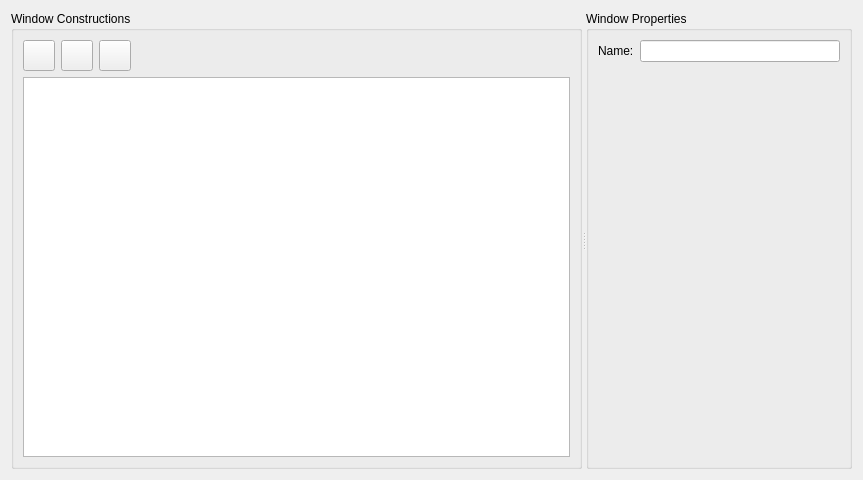
Qt form SIM-VICUS/src/SVDBWindowEditWidget.ui (ghorwin/SIM-VICUS) before a commit.
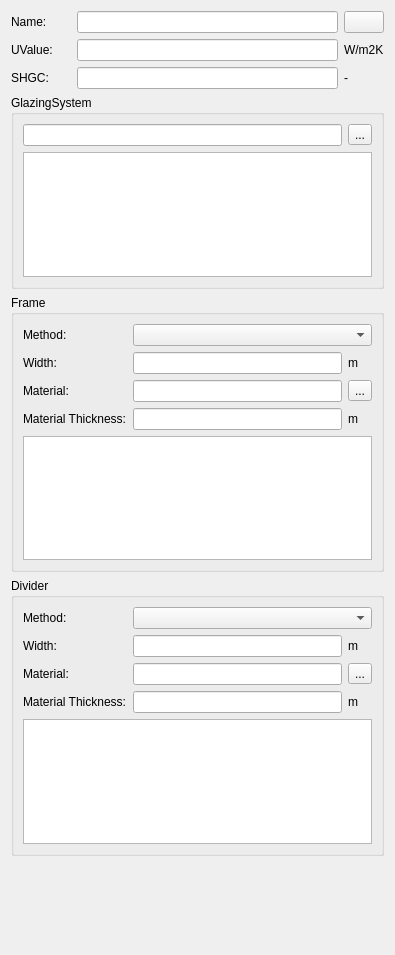
The same form after that commit. Icons and pictures are not drawn. Custom widgets are drawn as their Qt base class.

Commit message: edit Window edit widget

Diff of the .ui file:
```diff
--- a/SIM-VICUS/src/SVDBWindowEditWidget.ui
+++ b/SIM-VICUS/src/SVDBWindowEditWidget.ui
@@ -6,146 +6,294 @@
    <rect>
     <x>0</x>
     <y>0</y>
-    <width>863</width>
-    <height>480</height>
+    <width>395</width>
+    <height>955</height>
    </rect>
   </property>
   <property name="windowTitle">
    <string>Window Database</string>
   </property>
-  <layout class="QVBoxLayout" name="verticalLayout_2">
-   <item>
-    <widget class="QSplitter" name="splitter">
+  <layout class="QGridLayout" name="masterLayout">
+   <item row="0" column="0">
+    <layout class="QGridLayout" name="gridLayout">
+     <item row="0" column="0">
+      <widget class="QLabel" name="labelDisplayName">
+       <property name="minimumSize">
+        <size>
+         <width>60</width>
+         <height>0</height>
+        </size>
+       </property>
+       <property name="text">
+        <string>Name:</string>
+       </property>
+      </widget>
+     </item>
+     <item row="0" column="1">
+      <widget class="QtExt::LanguageStringEditWidget1" name="lineEditName"/>
+     </item>
+     <item row="0" column="2">
+      <widget class="QtExt::ColorButton" name="pushButtonWindowColor">
+       <property name="sizePolicy">
+        <sizepolicy hsizetype="Fixed" vsizetype="Fixed">
+         <horstretch>0</horstretch>
+         <verstretch>0</verstretch>
+        </sizepolicy>
+       </property>
+      </widget>
+     </item>
+     <item row="1" column="0">
+      <widget class="QLabel" name="labelUValue">
+       <property name="text">
+        <string>UValue:</string>
+       </property>
+      </widget>
+     </item>
+     <item row="1" column="1">
+      <widget class="QLineEdit" name="lineEditUValue">
+       <property name="alignment">
+        <set>Qt::AlignRight|Qt::AlignTrailing|Qt::AlignVCenter</set>
+       </property>
+       <property name="readOnly">
+        <bool>true</bool>
+       </property>
+      </widget>
+     </item>
+     <item row="1" column="2">
+      <widget class="QLabel" name="labelUValue_2">
+       <property name="text">
+        <string>W/m2K</string>
+       </property>
+      </widget>
+     </item>
+     <item row="2" column="0">
+      <widget class="QLabel" name="labelSHGC">
+       <property name="text">
+        <string>SHGC:</string>
+       </property>
+      </widget>
+     </item>
+     <item row="2" column="1">
+      <widget class="QLineEdit" name="lineEditSHGC">
+       <property name="alignment">
+        <set>Qt::AlignRight|Qt::AlignTrailing|Qt::AlignVCenter</set>
+       </property>
+       <property name="readOnly">
+        <bool>true</bool>
+       </property>
+      </widget>
+     </item>
+     <item row="2" column="2">
+      <widget class="QLabel" name="labelSHGCUnit">
+       <property name="text">
+        <string>-</string>
+       </property>
+      </widget>
+     </item>
+    </layout>
+   </item>
+   <item row="1" column="0">
+    <widget class="QGroupBox" name="groupBox_2">
+     <property name="title">
+      <string>GlazingSystem</string>
+     </property>
+     <layout class="QGridLayout" name="gridLayout_2">
+      <item row="0" column="0">
+       <widget class="QLineEdit" name="lineEditGlazingSystemName"/>
+      </item>
+      <item row="1" column="0" colspan="2">
+       <widget class="QTextBrowser" name="textBrowserGlazingSystem"/>
+      </item>
+      <item row="0" column="1">
+       <widget class="QToolButton" name="toolButtonSelectGlazingSystemName">
+        <property name="text">
+         <string>...</string>
+        </property>
+       </widget>
+      </item>
+     </layout>
+    </widget>
+   </item>
+   <item row="2" column="0">
+    <widget class="QGroupBox" name="groupBoxFrame">
+     <property name="title">
+      <string>Frame</string>
+     </property>
+     <layout class="QGridLayout" name="gridLayout_4">
+      <item row="0" column="0">
+       <widget class="QLabel" name="label">
+        <property name="text">
+         <string>Method:</string>
+        </property>
+       </widget>
+      </item>
+      <item row="0" column="1" colspan="2">
+       <widget class="QComboBox" name="comboBoxFrameMethod"/>
+      </item>
+      <item row="1" column="0">
+       <widget class="QLabel" name="labelFrameInput">
+        <property name="text">
+         <string>Width:</string>
+        </property>
+       </widget>
+      </item>
+      <item row="1" column="1">
+       <widget class="QtExt::ValidatingLineEdit" name="lineEditFrameInput"/>
+      </item>
+      <item row="1" column="2">
+       <widget class="QLabel" name="labelFrameInputUnit">
+        <property name="text">
+         <string>m</string>
+        </property>
+       </widget>
+      </item>
+      <item row="2" column="0">
+       <widget class="QLabel" name="labelFrameMaterial">
+        <property name="text">
+         <string>Material:</string>
+        </property>
+       </widget>
+      </item>
+      <item row="2" column="1">
+       <widget class="QLineEdit" name="lineEditFrameMaterialName">
+        <property name="readOnly">
+         <bool>true</bool>
+        </property>
+       </widget>
+      </item>
+      <item row="2" column="2">
+       <widget class="QToolButton" name="toolButtonSelectFrameMaterial">
+        <property name="text">
+         <string>...</string>
+        </property>
+       </widget>
+      </item>
+      <item row="3" column="0">
+       <widget class="QLabel" name="labelFrameInput_2">
+        <property name="text">
+         <string>Material Thickness:</string>
+        </property>
+       </widget>
+      </item>
+      <item row="3" column="1">
+       <widget class="QtExt::ValidatingLineEdit" name="lineEditFrameMaterialThickness"/>
+      </item>
+      <item row="3" column="2">
+       <widget class="QLabel" name="labelFrameInputUnit_2">
+        <property name="text">
+         <string>m</string>
+        </property>
+       </widget>
+      </item>
+      <item row="4" column="0" colspan="3">
+       <widget class="QTextBrowser" name="textBrowserFrame"/>
+      </item>
+     </layout>
+    </widget>
+   </item>
+   <item row="3" column="0">
+    <widget class="QGroupBox" name="groupBoxFrame_2">
+     <property name="title">
+      <string>Divider</string>
+     </property>
+     <layout class="QGridLayout" name="gridLayout_3">
+      <item row="0" column="0">
+       <widget class="QLabel" name="label_2">
+        <property name="text">
+         <string>Method:</string>
+        </property>
+       </widget>
+      </item>
+      <item row="0" column="1" colspan="2">
+       <widget class="QComboBox" name="comboBoxDividerMethod"/>
+      </item>
+      <item row="1" column="0">
+       <widget class="QLabel" name="labelDividerInput">
+        <property name="text">
+         <string>Width:</string>
+        </property>
+       </widget>
+      </item>
+      <item row="1" column="1">
+       <widget class="QtExt::ValidatingLineEdit" name="lineEditDividerInput"/>
+      </item>
+      <item row="1" column="2">
+       <widget class="QLabel" name="labelDividerInputUnit">
+        <property name="text">
+         <string>m</string>
+        </property>
+       </widget>
+      </item>
+      <item row="2" column="0">
+       <widget class="QLabel" name="labelDividerMaterial">
+        <property name="text">
+         <string>Material:</string>
+        </property>
+       </widget>
+      </item>
+      <item row="2" column="1">
+       <widget class="QLineEdit" name="lineEditDividerMaterialName">
+        <property name="readOnly">
+         <bool>true</bool>
+        </property>
+       </widget>
+      </item>
+      <item row="2" column="2">
+       <widget class="QToolButton" name="toolButtonSelectDividerMaterial">
+        <property name="text">
+         <string>...</string>
+        </property>
+       </widget>
+      </item>
+      <item row="3" column="0">
+       <widget class="QLabel" name="labelDividerInput2">
+        <property name="text">
+         <string>Material Thickness:</string>
+        </property>
+       </widget>
+      </item>
+      <item row="3" column="1">
+       <widget class="QtExt::ValidatingLineEdit" name="lineEditDividerMaterialThickness"/>
+      </item>
+      <item row="3" column="2">
+       <widget class="QLabel" name="labelDividerInputUnit_3">
+        <property name="text">
+         <string>m</string>
+        </property>
+       </widget>
+      </item>
+      <item row="4" column="0" colspan="3">
+       <widget class="QTextBrowser" name="textBrowserDivider"/>
+      </item>
+     </layout>
+    </widget>
+   </item>
+   <item row="4" column="0">
+    <spacer name="verticalSpacer">
      <property name="orientation">
-      <enum>Qt::Horizontal</enum>
+      <enum>Qt::Vertical</enum>
      </property>
-     <widget class="QGroupBox" name="groupBox">
-      <property name="title">
-       <string>Window Constructions</string>
-      </property>
-      <layout class="QVBoxLayout" name="verticalLayout">
-       <item>
-        <layout class="QHBoxLayout" name="horizontalLayout">
-         <item>
-          <widget class="QToolButton" name="toolButtonAdd">
-           <property name="icon">
-            <iconset resource="../resources/SIM-VICUS.qrc">
-             <normaloff>:/gfx/actions/24x24/plus.png</normaloff>:/gfx/actions/24x24/plus.png</iconset>
-           </property>
-           <property name="iconSize">
-            <size>
-             <width>24</width>
-             <height>24</height>
-            </size>
-           </property>
-          </widget>
-         </item>
-         <item>
-          <widget class="QToolButton" name="toolButtonCopy">
-           <property name="icon">
-            <iconset resource="../resources/SIM-VICUS.qrc">
-             <normaloff>:/gfx/actions/24x24/editcopy.png</normaloff>:/gfx/actions/24x24/editcopy.png</iconset>
-           </property>
-           <property name="iconSize">
-            <size>
-             <width>24</width>
-             <height>24</height>
-            </size>
-           </property>
-          </widget>
-         </item>
-         <item>
-          <widget class="QToolButton" name="toolButtonRemove">
-           <property name="icon">
-            <iconset resource="../resources/SIM-VICUS.qrc">
-             <normaloff>:/gfx/actions/24x24/minus.png</normaloff>:/gfx/actions/24x24/minus.png</iconset>
-           </property>
-           <property name="iconSize">
-            <size>
-             <width>24</width>
-             <height>24</height>
-            </size>
-           </property>
-          </widget>
-         </item>
-         <item>
-          <spacer name="horizontalSpacer">
-           <property name="orientation">
-            <enum>Qt::Horizontal</enum>
-           </property>
-           <property name="sizeHint" stdset="0">
-            <size>
-             <width>708</width>
-             <height>20</height>
-            </size>
-           </property>
-          </spacer>
-         </item>
-        </layout>
-       </item>
-       <item>
-        <widget class="QTableWidget" name="tableWidget">
-         <property name="selectionMode">
-          <enum>QAbstractItemView::SingleSelection</enum>
-         </property>
-         <property name="selectionBehavior">
-          <enum>QAbstractItemView::SelectRows</enum>
-         </property>
-         <attribute name="verticalHeaderVisible">
-          <bool>false</bool>
-         </attribute>
-        </widget>
-       </item>
-      </layout>
-     </widget>
-     <widget class="QGroupBox" name="groupBoxEditProperties">
-      <property name="title">
-       <string>Window Properties</string>
-      </property>
-      <layout class="QGridLayout" name="gridLayout">
-       <item row="1" column="0">
-        <widget class="QLabel" name="label">
-         <property name="text">
-          <string>Name:</string>
-         </property>
-        </widget>
-       </item>
-       <item row="3" column="1">
-        <spacer name="verticalSpacer">
-         <property name="orientation">
-          <enum>Qt::Vertical</enum>
-         </property>
-         <property name="sizeHint" stdset="0">
-          <size>
-           <width>20</width>
-           <height>392</height>
-          </size>
-         </property>
-        </spacer>
-       </item>
-       <item row="1" column="1">
-        <widget class="QtExt::LanguageStringEditWidget1" name="lineEditName">
-         <property name="sizePolicy">
-          <sizepolicy hsizetype="Expanding" vsizetype="Preferred">
-           <horstretch>0</horstretch>
-           <verstretch>0</verstretch>
-          </sizepolicy>
-         </property>
-         <property name="minimumSize">
-          <size>
-           <width>200</width>
-           <height>0</height>
-          </size>
-         </property>
-        </widget>
-       </item>
-      </layout>
-     </widget>
-    </widget>
+     <property name="sizeHint" stdset="0">
+      <size>
+       <width>20</width>
+       <height>155</height>
+      </size>
+     </property>
+    </spacer>
    </item>
   </layout>
  </widget>
  <customwidgets>
+  <customwidget>
+   <class>QtExt::ValidatingLineEdit</class>
+   <extends>QLineEdit</extends>
+   <header location="global">QtExt_ValidatingLineEdit.h</header>
+  </customwidget>
+  <customwidget>
+   <class>QtExt::ColorButton</class>
+   <extends>QPushButton</extends>
+   <header location="global">QtExt_ColorButton.h</header>
+  </customwidget>
   <customwidget>
    <class>QtExt::LanguageStringEditWidget1</class>
    <extends>QLineEdit</extends>
```
Left out of the diff: 4 changed lines with no effect on the pictures. The commit also changes 2 other files.
